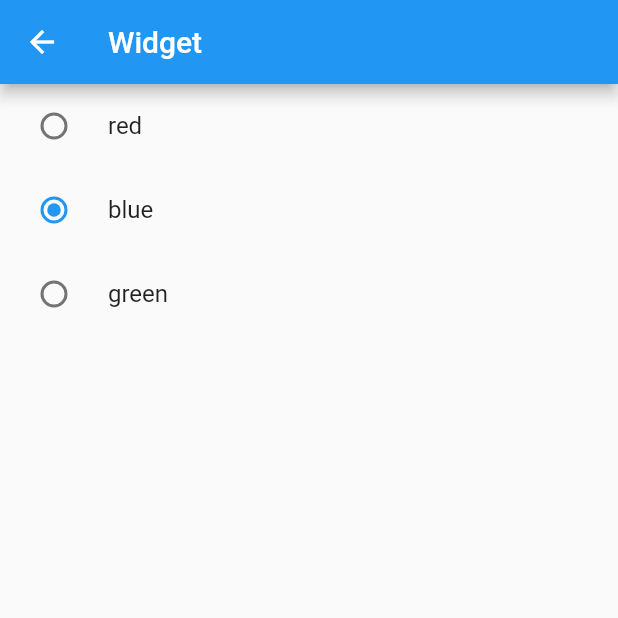
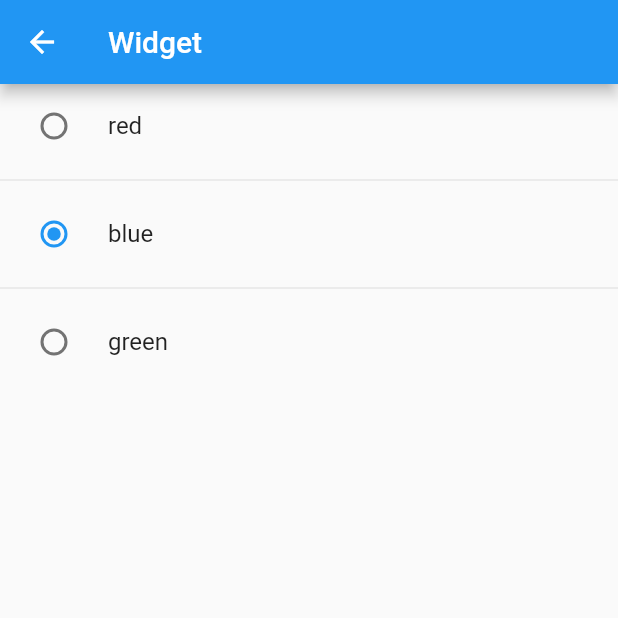
Before and after one commit to muhiro12/flutter_playgrounds, a Flutter app: the PrimaryColorPage screen opened directly, on a phone screen of 412 x 824 dp, the top half of it. Run offline on Flutter 3.47's test engine with Material 2 defaults, Android fonts, the phone set to English and light mode, and no system bars; our stand-ins replace built_collection, built_value, dio, flutter_hooks, hooks_riverpod, shared_preferences; accounts and stored records are empty.

Commit message:
Change list view style

```diff
--- a/lib/presentation/page/primary_color_page.dart
+++ b/lib/presentation/page/primary_color_page.dart
@@ -17,19 +17,17 @@ class PrimaryColorPage extends ConsumerWidget {
         title: Text(toString()),
       ),
       body: SafeArea(
-        child: ListView(
-          children: PrimaryColor.values
-              .map(
-                (PrimaryColor primaryColor) => RadioListTile<PrimaryColor>(
-                  value: primaryColor,
-                  groupValue: currentPrimaryColor,
-                  onChanged: (PrimaryColor? primaryColor) => ref
-                      .read(primaryProvider)
-                      .selectPrimaryColor(primaryColor ?? currentPrimaryColor),
-                  title: Text(describeEnum(primaryColor)),
-                ),
-              )
-              .toList(),
+        child: ListView.separated(
+          itemBuilder: (_, int index) => RadioListTile<PrimaryColor>(
+            value: PrimaryColor.values[index],
+            groupValue: currentPrimaryColor,
+            onChanged: (PrimaryColor? primaryColor) => ref
+                .read(primaryProvider)
+                .selectPrimaryColor(primaryColor ?? currentPrimaryColor),
+            title: Text(describeEnum(PrimaryColor.values[index])),
+          ),
+          separatorBuilder: (_, __) => const Divider(),
+          itemCount: PrimaryColor.values.length,
         ),
       ),
     );
```
Also changed, not shown: lib/presentation/page/theme_mode_page.dart (+11 -13 lines).
